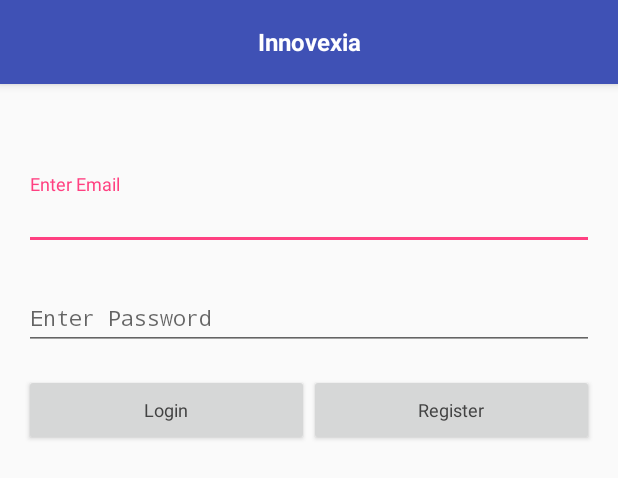
After one commit to honey-hoper/innovexia, an Android app: the layout activity_login.xml on its own in the app's theme, with its tools: preview values and no code run, on a phone screen of 412 x 824 dp. The commit adds this screen. Shown: the top 478 px of the screen. Run offline under Robolectric (Android 15) with nearby library versions, the phone set to English and light mode, and no system bars.

Commit message:
implemented customer login

```diff
--- /dev/null
+++ b/app/src/main/res/layout/activity_login.xml
@@ -0,0 +1,119 @@
+<?xml version="1.0" encoding="utf-8"?>
+<android.support.design.widget.CoordinatorLayout
+    xmlns:android="http://schemas.android.com/apk/res/android"
+    xmlns:app="http://schemas.android.com/apk/res-auto"
+    android:layout_width="match_parent"
+    android:layout_height="match_parent">
+
+    <!-- Toolbar -->
+    <android.support.design.widget.AppBarLayout
+        android:layout_width="match_parent"
+        android:layout_height="wrap_content">
+        <android.support.v7.widget.Toolbar
+            android:id="@+id/al_toolbar"
+            android:layout_width="match_parent"
+            android:layout_height="?attr/actionBarSize"
+            android:elevation="4dp"
+            android:theme="@style/AppBar">
+
+            <TextView
+                android:layout_width="wrap_content"
+                android:layout_height="wrap_content"
+                android:layout_gravity="center"
+                android:theme="@style/AppBarText"
+                android:text="@string/app_name"/>
+        </android.support.v7.widget.Toolbar>
+    </android.support.design.widget.AppBarLayout>
+
+    <FrameLayout
+        android:layout_width="match_parent"
+        android:layout_height="wrap_content"
+        android:layout_marginTop="60dp"
+        app:layout_behavior="@string/appbar_scrolling_view_behavior">
+
+        <LinearLayout
+            android:layout_width="match_parent"
+            android:layout_height="wrap_content"
+            android:orientation="vertical">
+
+            <android.support.design.widget.TextInputLayout
+                android:layout_width="match_parent"
+                android:layout_height="wrap_content"
+                android:layout_marginStart="16dp"
+                android:layout_marginEnd="16dp"
+                android:layout_marginBottom="16dp">
+
+                <android.support.design.widget.TextInputEditText
+                    android:id="@+id/al_email_field"
+                    android:layout_width="match_parent"
+                    android:layout_height="wrap_content"
+                    android:inputType="textEmailAddress"
+                    android:maxLength="50"
+                    android:maxLines="1"
+                    android:textAppearance="@style/NormalText"
+                    android:hint="@string/enter_email"/>
+
+            </android.support.design.widget.TextInputLayout>
+
+            <android.support.design.widget.TextInputLayout
+                android:layout_width="match_parent"
+                android:layout_height="wrap_content"
+                android:layout_marginStart="16dp"
+                android:layout_marginEnd="16dp"
+                android:layout_marginBottom="16dp">
+
+                <android.support.design.widget.TextInputEditText
+                    android:id="@+id/al_password_field"
+                    android:layout_width="match_parent"
+                    android:layout_height="wrap_content"
+                    android:maxLength="50"
+                    android:maxLines="1"
+                    android:inputType="textPassword"
+                    android:textAppearance="@style/NormalText"
+                    android:hint="@string/enter_password"/>
+
+            </android.support.design.widget.TextInputLayout>
+
+            <LinearLayout
+                android:layout_width="match_parent"
+                android:layout_height="wrap_content"
+                android:orientation="horizontal"
+                android:layout_marginStart="16dp"
+                android:layout_marginEnd="16dp"
+                android:layout_marginBottom="16dp">
+
+                <Button
+                    android:id="@+id/al_login_btn"
+                    android:layout_width="0dp"
+                    android:layout_height="wrap_content"
+                    android:layout_weight="1"
+                    android:textAppearance="@style/SmallText"
+                    android:text="@string/login"/>
+
+                <Button
+                    android:id="@+id/al_register_btn"
+                    android:layout_width="0dp"
+                    android:layout_height="wrap_content"
+                    android:layout_weight="1"
+                    android:textAppearance="@style/SmallText"
+                    android:text="@string/register"/>
+            </LinearLayout>
+
+            <TextView
+                android:id="@+id/al_error_view"
+                android:layout_width="wrap_content"
+                android:layout_height="wrap_content"
+                android:layout_gravity="center"
+                android:textAppearance="@style/NormalText"
+                android:textColor="#e74c3c"/>
+        </LinearLayout>
+    </FrameLayout>
+
+    <ProgressBar
+        android:id="@+id/al_pbar"
+        android:layout_width="wrap_content"
+        android:layout_height="wrap_content"
+        android:layout_marginTop="160dp"
+        android:layout_gravity="center_horizontal"
+        android:visibility="gone"/>
+</android.support.design.widget.CoordinatorLayout>
--- a/app/src/main/res/values/strings.xml
+++ b/app/src/main/res/values/strings.xml
@@ -20,4 +20,11 @@
     <string name="slides">Slides</string>
     <!-- Menu -->
 
+    <!-- Activities -->
+    <string name="enter_email">Enter Email</string>
+    <string name="enter_password">Enter Password</string>
+    <string name="login">Login</string>
+    <string name="register">Register</string>
+    <!-- Activities -->
+
 </resources>
```
Also changed, not shown: app/build.gradle (+13 -12 lines), app/src/main/AndroidManifest.xml (+11 -3 lines), app/src/main/java/com/webhopers/innovexia/activities/SplashActivity.kt (+16 -1 lines), app/src/main/java/com/webhopers/innovexia/activities/loginActivity/LoginActivity.kt (added, +75 -0 lines), app/src/main/java/com/webhopers/innovexia/activities/loginActivity/LoginPV.kt (added, +140 -0 lines), app/src/main/java/com/webhopers/innovexia/models/Customer.kt (added, +44 -0 lines), app/src/main/java/com/webhopers/innovexia/services/SharedPreferenceService.kt (added, +18 -0 lines), app/src/main/java/com/webhopers/innovexia/services/WooCommerce.kt (+9 -4 lines), app/src/main/java/com/webhopers/innovexia/services/WooCommerceClient.kt (+19 -0 lines), app/src/main/java/com/webhopers/innovexia/utils/Constants.kt (added, +7 -0 lines), app/src/main/java/com/webhopers/innovexia/utils/Extensions.kt (added, +11 -0 lines), app/src/main/java/com/webhopers/innovexia/models/RealmModels.kt (line endings or trailing spaces).
